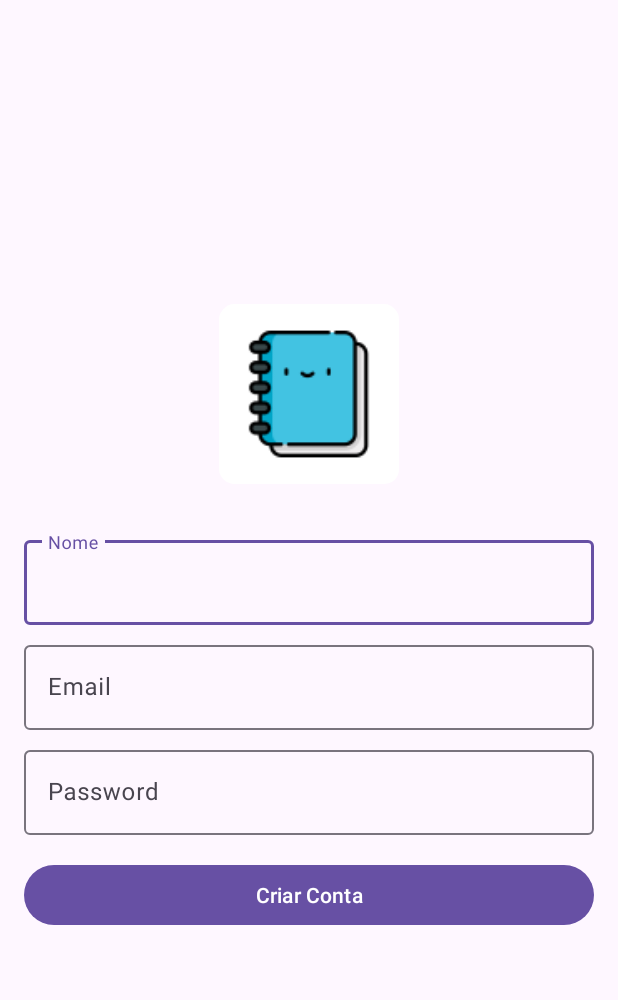
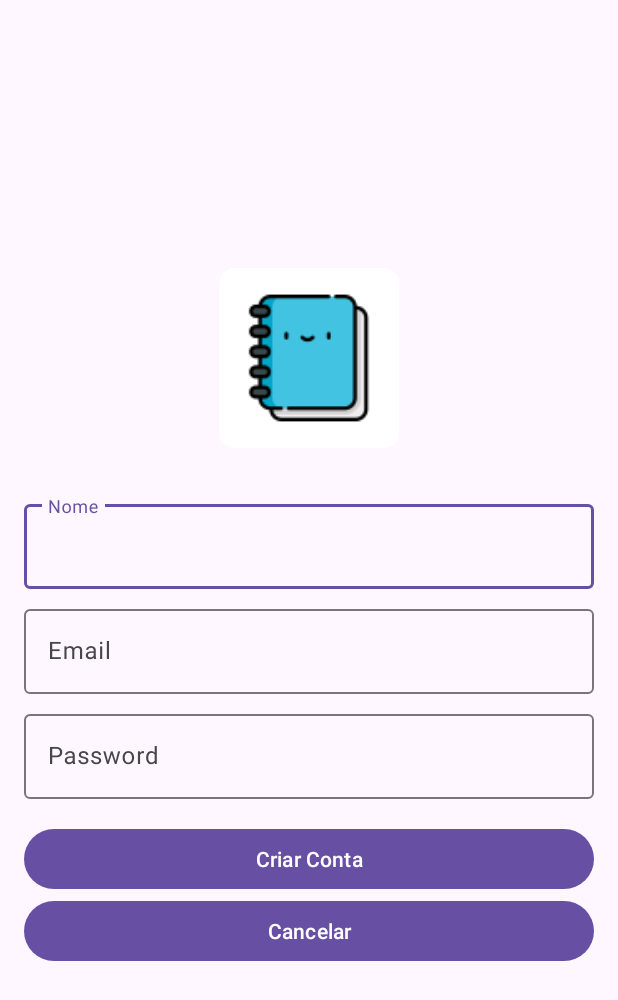
Before and after one commit to Campi98/DAM_Keeply, an Android app: the RegisterActivity screen opened directly, with no data from a screen before it, on a phone screen of 412 x 824 dp. Shown: the top 1000 px of the screen. Run offline under Robolectric (Android 15) with nearby library versions, the phone set to English and light mode, and no system bars.

Commit message:
Adicionados botões de 'Logout' (terminar sessão) e 'Cancelar' (desistir de fazer registo) para melhorar a navegação do usuário.

```diff
--- a/app/src/main/java/pt/ipt/dam/a25269a24639/keeply/RegisterActivity.kt
+++ b/app/src/main/java/pt/ipt/dam/a25269a24639/keeply/RegisterActivity.kt
@@ -1,7 +1,9 @@
 package pt.ipt.dam.a25269a24639.keeply
 
+import android.content.Intent
 import android.os.Bundle
 import android.widget.Button
+import android.widget.TextView
 import android.widget.Toast
 import androidx.appcompat.app.AppCompatActivity
 import com.google.android.material.textfield.TextInputEditText
@@ -29,5 +31,11 @@ class RegisterActivity : AppCompatActivity() {
                 Toast.makeText(this, "Preencha todos os campos", Toast.LENGTH_SHORT).show()
             }
         }
+
+        val cancelBtn= findViewById<Button>(R.id.cancelButton)
+        cancelBtn.setOnClickListener {
+            val intent = Intent(this, LoginActivity::class.java)
+            startActivity(intent)
+        }
     }
 }
--- a/app/src/main/res/layout/activity_register.xml
+++ b/app/src/main/res/layout/activity_register.xml
@@ -55,4 +55,10 @@
         android:layout_width="match_parent"
         android:layout_height="wrap_content"
         android:text="Criar Conta"/>
+
+    <Button
+        android:id="@+id/cancelButton"
+        android:layout_width="match_parent"
+        android:layout_height="wrap_content"
+        android:text="Cancelar"/>
 </LinearLayout>
--- a/app/src/main/res/values/colors.xml
+++ b/app/src/main/res/values/colors.xml
@@ -2,4 +2,7 @@
 <resources>
     <color name="black">#FF000000</color>
     <color name="white">#FFFFFFFF</color>
+    <color name="purple_500">#673AB7</color> <!-- Um roxo padrão -->
+    <color name="purple_700">#512DA8</color> <!-- Um tom mais escuro -->
+
 </resources>
--- a/app/src/main/res/values/strings.xml
+++ b/app/src/main/res/values/strings.xml
@@ -1,3 +1,4 @@
 <resources>
     <string name="app_name">Keeply</string>
+    <string name="logout">Sair da conta</string>
 </resources>
```
Also changed, not shown: app/src/main/java/pt/ipt/dam/a25269a24639/keeply/MainActivity.kt (+8 -0 lines), app/src/main/res/layout/activity_main.xml (+20 -3 lines).
